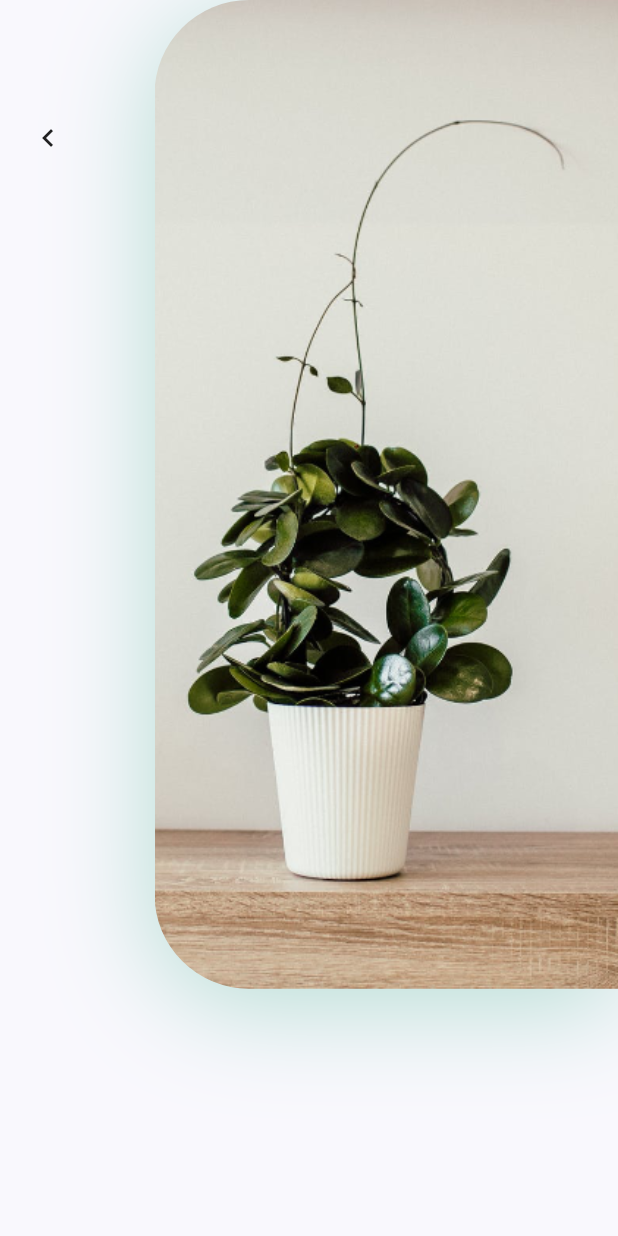
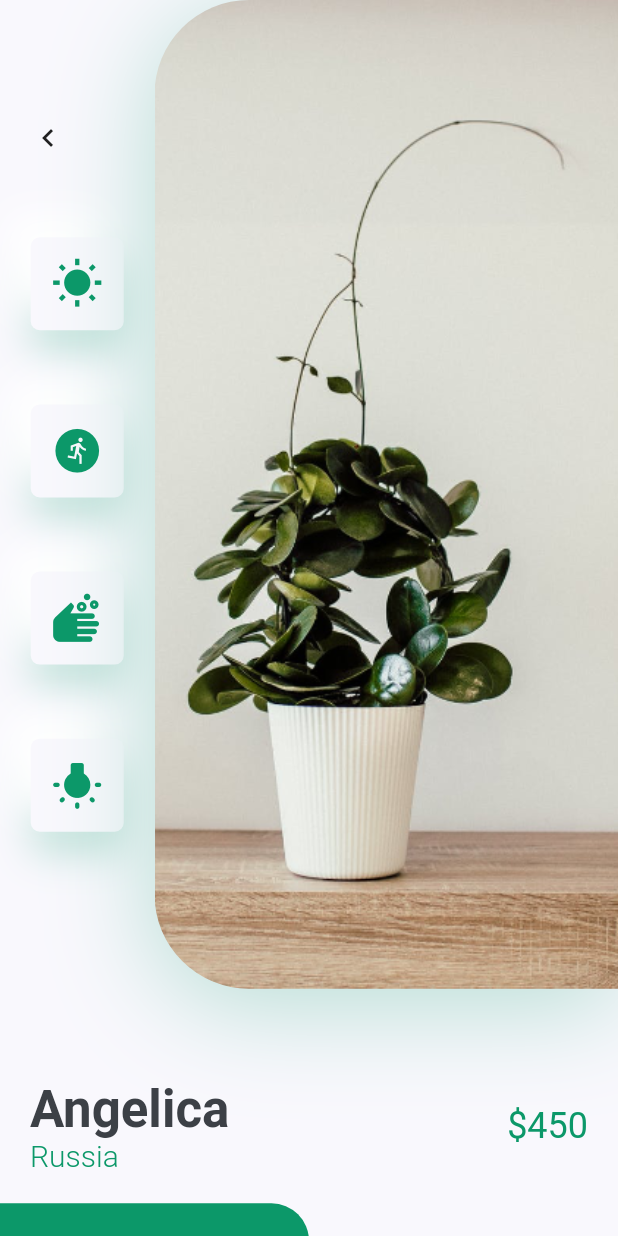
Before and after one commit to baynarkozcu/plantshopdesign2, a Flutter app: the DetailScreen screen opened directly, on a phone screen of 412 x 824 dp. Run offline on Flutter 3.47's test engine with Material 2 defaults, Android fonts, the phone set to English and light mode, and no system bars.

Commit message:
detail page complated

```diff
--- a/lib/screens/detail/body.dart
+++ b/lib/screens/detail/body.dart
@@ -1,59 +1,60 @@
 import 'package:flutter/material.dart';
 import 'package:flutterappshop2/constants.dart';
+import 'package:flutterappshop2/screens/detail/widgets/iconcard.dart';
+import 'package:flutterappshop2/screens/detail/widgets/titleandprice.dart';
+
+import 'widgets/imageandicons.dart';
 
 class DeailBody extends StatelessWidget {
   @override
   Widget build(BuildContext context) {
     Size size = MediaQuery.of(context).size;
-    return Column(
-      children: [
-        SizedBox(
-          height: size.height * 0.8,
-          child: Row(
+    return SingleChildScrollView(
+      child: Column(
+        children: [
+          ImageandIcons(),
+          TitleandPrice(
+            title: "Angelica",
+            country: "Russia",
+            price: 450,
+          ),
+          SizedBox(
+            height: kDefaultPadding,
+          ),
+          Row(
             children: [
-              Expanded(
-                child: Padding(
-                  padding: EdgeInsets.symmetric(
-                      vertical: kDefaultPadding * 4,
-                      horizontal: kDefaultPadding),
-                  child: Column(
-                    children: [
-                      Align(
-                        alignment: Alignment.topLeft,
-                        child: InkWell(
-                            onTap: () {
-                              Navigator.of(context).pop();
-                            },
-                            child: Icon(Icons.keyboard_arrow_left_outlined)),
-                      ),
-                      Spacer()
-                    ],
+              SizedBox(
+                width: size.width / 2,
+                height: 85,
+                child: FlatButton(
+                  shape: RoundedRectangleBorder(
+                      borderRadius:
+                          BorderRadius.only(topRight: Radius.circular(25))),
+                  color: primaryColor,
+                  onPressed: () {},
+                  child: Text(
+                    "Buy Now",
+                    style: TextStyle(
+                        color: Colors.white,
+                        fontSize: 18,
+                        fontWeight: FontWeight.bold),
                   ),
                 ),
               ),
-              Container(
-                height: size.height * 0.8,
-                width: size.width * 0.75,
-                decoration: BoxDecoration(
-                    borderRadius: BorderRadius.only(
-                      topLeft: Radius.circular(63),
-                      bottomLeft: Radius.circular(63),
-                    ),
-                    image: DecorationImage(
-                        alignment: Alignment.centerLeft,
-                        fit: BoxFit.cover,
-                        image: AssetImage("assets/images/img.png")),
-                    boxShadow: [
-                      BoxShadow(
-                          offset: Offset(0, 10),
-                          blurRadius: 60,
-                          color: primaryColor.withOpacity(0.29))
-                    ]),
+              Expanded(
+                child: FlatButton(
+                  height: 85,
+                  onPressed: () {},
+                  child: Text("Description"),
+                ),
               )
             ],
           ),
-        )
-      ],
+          SizedBox(
+            height: kDefaultPadding * 2,
+          )
+        ],
+      ),
     );
   }
 }
--- /dev/null
+++ b/lib/screens/detail/widgets/iconcard.dart
@@ -0,0 +1,36 @@
+import 'package:flutter/material.dart';
+
+import '../../../constants.dart';
+
+class IconCard extends StatelessWidget {
+  final IconData icon;
+
+  const IconCard({Key key, this.icon}) : super(key: key);
+
+  @override
+  Widget build(BuildContext context) {
+    Size size = MediaQuery.of(context).size;
+    return Container(
+      padding: EdgeInsets.all(kDefaultPadding / 2),
+      margin: EdgeInsets.symmetric(vertical: size.height * 0.03),
+      height: 62,
+      width: 62,
+      decoration: BoxDecoration(
+          color: kBackgroundColor,
+          borderRadius: BorderRadius.circular(6),
+          boxShadow: [
+            BoxShadow(
+                offset: Offset(0, 15),
+                blurRadius: 22,
+                color: primaryColor.withOpacity(0.22)),
+            BoxShadow(
+                offset: Offset(-15, -15), blurRadius: 20, color: Colors.white)
+          ]),
+      child: Icon(
+        icon,
+        color: primaryColor,
+        size: 35,
+      ),
+    );
+  }
+}
--- /dev/null
+++ b/lib/screens/detail/widgets/imageandicons.dart
@@ -0,0 +1,72 @@
+
+import 'package:flutter/material.dart';
+
+import '../../../constants.dart';
+import 'iconcard.dart';
+
+class ImageandIcons extends StatelessWidget {
+  @override
+  Widget build(BuildContext context) {
+    Size size = MediaQuery.of(context).size;
+    return Padding(
+      padding: const EdgeInsets.only(bottom: kDefaultPadding * 3),
+      child: SizedBox(
+        height: size.height * 0.8,
+        child: Row(
+          children: [
+            Expanded(
+              child: Padding(
+                padding: EdgeInsets.symmetric(
+                    vertical: kDefaultPadding * 4, horizontal: kDefaultPadding),
+                child: Column(
+                  children: [
+                    Align(
+                      alignment: Alignment.topLeft,
+                      child: InkWell(
+                          onTap: () {
+                            Navigator.of(context).pop();
+                          },
+                          child: Icon(Icons.keyboard_arrow_left_outlined)),
+                    ),
+                    Spacer(),
+                    IconCard(
+                      icon: Icons.wb_sunny,
+                    ),
+                    IconCard(
+                      icon: Icons.run_circle,
+                    ),
+                    IconCard(
+                      icon: Icons.soap,
+                    ),
+                    IconCard(
+                      icon: Icons.wb_incandescent_rounded,
+                    ),
+                  ],
+                ),
+              ),
+            ),
+            Container(
+              height: size.height * 0.8,
+              width: size.width * 0.75,
+              decoration: BoxDecoration(
+                  borderRadius: BorderRadius.only(
+                    topLeft: Radius.circular(63),
+                    bottomLeft: Radius.circular(63),
+                  ),
+                  image: DecorationImage(
+                      alignment: Alignment.centerLeft,
+                      fit: BoxFit.cover,
+                      image: AssetImage("assets/images/img.png")),
+                  boxShadow: [
+                    BoxShadow(
+                        offset: Offset(0, 10),
+                        blurRadius: 60,
+                        color: primaryColor.withOpacity(0.29))
+                  ]),
+            )
+          ],
+        ),
+      ),
+    );
+  }
+}
--- /dev/null
+++ b/lib/screens/detail/widgets/titleandprice.dart
@@ -0,0 +1,45 @@
+
+import 'package:flutter/material.dart';
+
+import '../../../constants.dart';
+
+class TitleandPrice extends StatelessWidget {
+  final String title, country;
+  final int price;
+
+  const TitleandPrice({Key key, this.title, this.country, this.price})
+      : super(key: key);
+  @override
+  Widget build(BuildContext context) {
+    return Padding(
+      padding: const EdgeInsets.symmetric(horizontal: kDefaultPadding),
+      child: Row(
+        children: [
+          RichText(
+              text: TextSpan(children: [
+            TextSpan(
+                text: "$title\n",
+                style: Theme.of(context)
+                    .textTheme
+                    .headline4
+                    .copyWith(color: kTextColor, fontWeight: FontWeight.bold)),
+            TextSpan(
+                text: country,
+                style: TextStyle(
+                    fontSize: 20,
+                    color: primaryColor,
+                    fontWeight: FontWeight.w300))
+          ])),
+          Spacer(),
+          Text(
+            "\$" + price.toString(),
+            style: Theme.of(context)
+                .textTheme
+                .headline5
+                .copyWith(color: primaryColor),
+          )
+        ],
+      ),
+    );
+  }
+}
```
